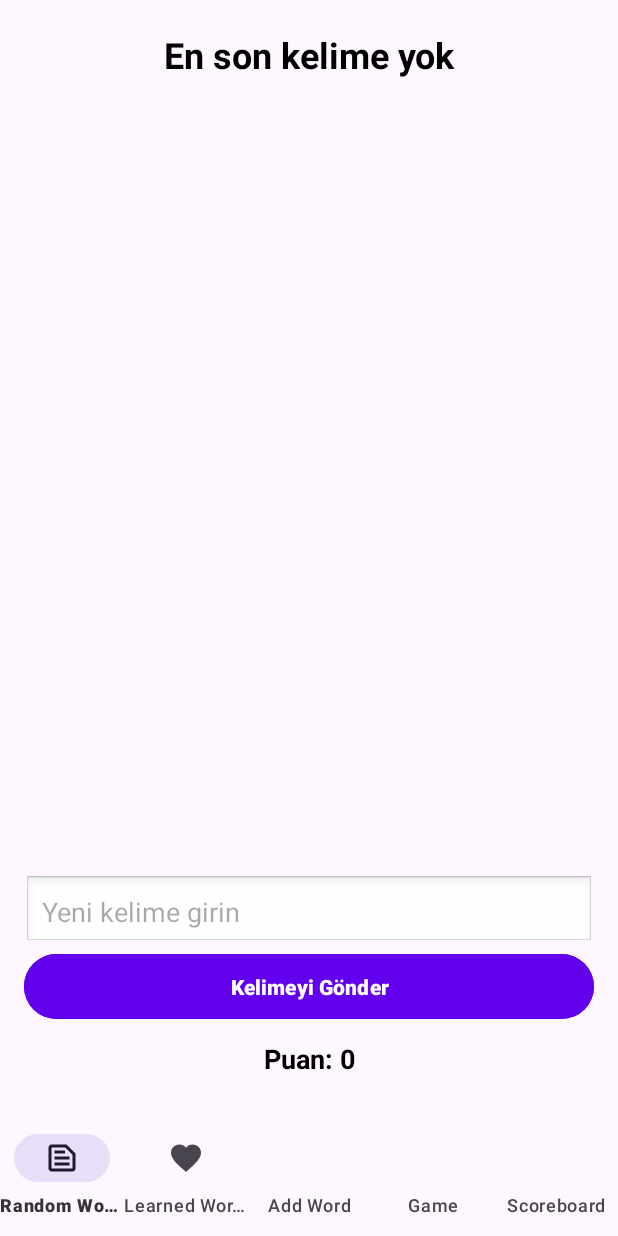
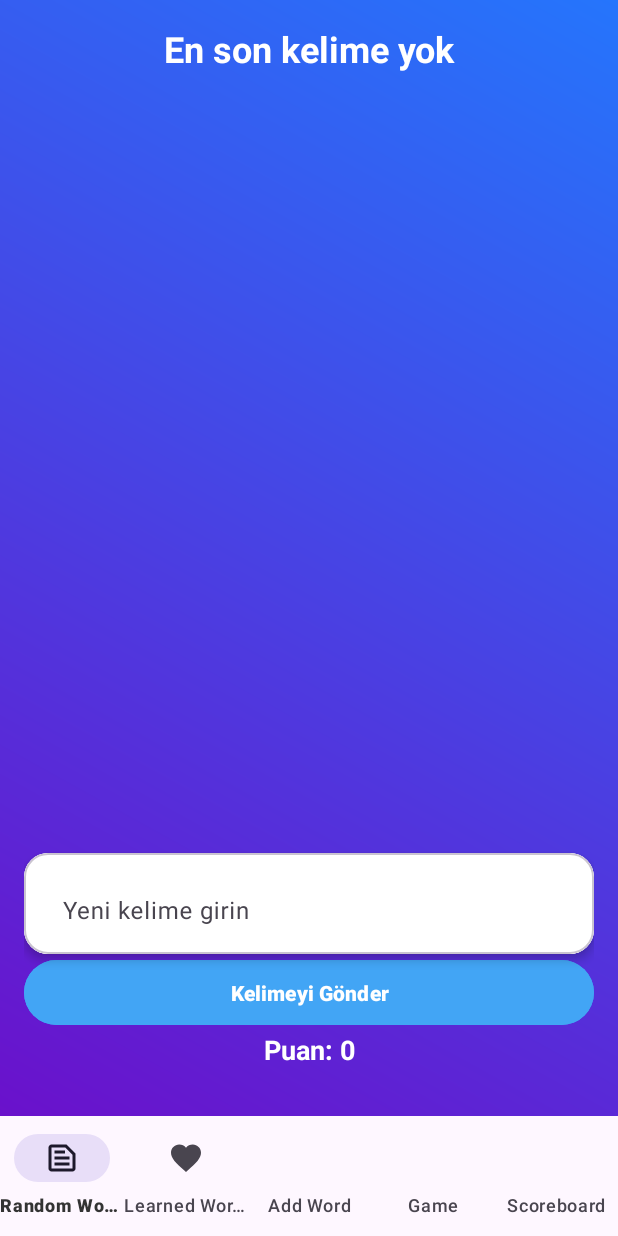
Before and after one commit to erendogan6/Translateify, an Android app: the CommunityGameFragment screen opened through its navigation route, on a phone screen of 412 x 824 dp. Run offline under Robolectric (Android 15) with nearby library versions, the phone set to English and light mode, and no system bars; our stand-ins replace Dagger/Hilt's generated code, Firebase (no records; nobody signed in at launch, a user with empty details on screens opened directly), Room's generated code, navigation-ui; 1 statement that could not run was skipped.

Commit message:
feat(ui): improve multiplayer game screen

```diff
--- a/app/src/main/java/com/erendogan6/translateify/presentation/ui/CommunityGameFragment.kt
+++ b/app/src/main/java/com/erendogan6/translateify/presentation/ui/CommunityGameFragment.kt
@@ -48,7 +48,7 @@ class CommunityGameFragment : Fragment() {
                     .trim()
             if (userWord.isNotBlank()) {
                 viewModel.onUserInput(userWord)
-                binding.etUserWord.text.clear()
+                binding.etUserWord.text?.clear()
             } else {
                 Toast.makeText(requireContext(), "Kelime boş olamaz!", Toast.LENGTH_SHORT).show()
             }
@@ -81,14 +81,6 @@ class CommunityGameFragment : Fragment() {
                 binding.tvCurrentWord.text = word ?: "En son kelime yok"
             }
         }
-
-        viewLifecycleOwner.lifecycleScope.launch {
-            viewModel.gameOver.collect { isOver ->
-                if (isOver) {
-                    Toast.makeText(requireContext(), "Oyun bitti!", Toast.LENGTH_SHORT).show()
-                }
-            }
-        }
     }
 
     override fun onDestroyView() {
--- a/app/src/main/res/layout/fragment_community_game.xml
+++ b/app/src/main/res/layout/fragment_community_game.xml
@@ -6,78 +6,103 @@
     android:layout_width="match_parent"
     android:layout_height="match_parent"
     android:padding="16dp"
+    android:background="@drawable/gradient_background"
     tools:context=".presentation.ui.CommunityGameFragment">
 
+    <!-- Current Word TextView -->
+    <TextView
+        android:id="@+id/tvCurrentWord"
+        android:layout_width="0dp"
+        android:layout_height="wrap_content"
+        android:text="En son kelime"
+        android:textColor="@color/colorOnPrimary"
+        android:textSize="24sp"
+        android:textStyle="bold"
+        android:gravity="center"
+        app:layout_constraintTop_toTopOf="parent"
+        app:layout_constraintStart_toStartOf="parent"
+        app:layout_constraintEnd_toEndOf="parent"
+        android:layout_marginTop="0dp" />
+
+    <!-- RecyclerView for Word List -->
     <androidx.recyclerview.widget.RecyclerView
         android:id="@+id/recyclerView"
         android:layout_width="0dp"
         android:layout_height="0dp"
-        android:padding="10dp"
-        app:layout_constraintBottom_toTopOf="@+id/etUserWord"
+        android:padding="8dp"
+        android:layout_marginTop="10dp"
+        app:layout_constraintTop_toBottomOf="@id/tvCurrentWord"
+        app:layout_constraintStart_toStartOf="parent"
         app:layout_constraintEnd_toEndOf="parent"
-        app:layout_constraintStart_toStartOf="parent"
-        app:layout_constraintTop_toBottomOf="@+id/tvCurrentWord" />
+        app:layout_constraintBottom_toTopOf="@+id/cardInputContainer"
+        android:clipToPadding="false"/>
 
-    <TextView
-        android:id="@+id/tvCurrentWord"
+    <!-- CardView Container for User Word Input -->
+    <com.google.android.material.card.MaterialCardView
+        android:id="@+id/cardInputContainer"
         android:layout_width="0dp"
         android:layout_height="wrap_content"
-        android:background="?attr/selectableItemBackground"
-        android:gravity="center"
-        android:padding="4dp"
-        android:text="En son kelime"
-        android:textColor="@android:color/black"
-        android:textSize="24sp"
-        android:textStyle="bold"
-        app:layout_constraintEnd_toEndOf="parent"
-        app:layout_constraintHorizontal_bias="0.0"
-        app:layout_constraintStart_toStartOf="parent"
-        app:layout_constraintTop_toTopOf="parent" />
+        android:layout_marginTop="8dp"
+        app:cardCornerRadius="16dp"
+    app:cardElevation="4dp"
+    app:cardBackgroundColor="@color/colorSurface"
+    app:layout_constraintStart_toStartOf="parent"
+    app:layout_constraintEnd_toEndOf="parent"
+    app:layout_constraintBottom_toTopOf="@id/btnSubmit"
+    app:layout_constraintVertical_bias="1">
 
-    <EditText
-        android:id="@+id/etUserWord"
-        android:layout_width="0dp"
+    <!-- User Word Input -->
+    <com.google.android.material.textfield.TextInputLayout
+        android:layout_width="match_parent"
         android:layout_height="wrap_content"
-        android:layout_marginTop="472dp"
-        android:background="@android:drawable/edit_text"
-        android:hint="Yeni kelime girin"
-        android:inputType="text"
-        android:padding="12dp"
-        app:layout_constraintBottom_toTopOf="@+id/btnSubmit"
-        app:layout_constraintEnd_toEndOf="parent"
-        app:layout_constraintHorizontal_bias="0.0"
-        app:layout_constraintStart_toStartOf="parent" />
+        android:paddingTop="5dp"
+        android:paddingStart="10dp"
+        android:paddingEnd="10dp"
+        android:background="@color/colorSurface">
 
-    <Button
+        <!-- Text Input EditText -->
+        <com.google.android.material.textfield.TextInputEditText
+            android:id="@+id/etUserWord"
+            android:layout_width="match_parent"
+            android:layout_height="wrap_content"
+            android:hint="Yeni kelime girin"
+            android:background="@color/colorSurface"
+            android:inputType="text"
+            android:textColor="@color/colorOnBackground"
+            android:textSize="16sp" />
+    </com.google.android.material.textfield.TextInputLayout>
+</com.google.android.material.card.MaterialCardView>
+
+
+    <!-- Submit Button -->
+    <com.google.android.material.button.MaterialButton
         android:id="@+id/btnSubmit"
         android:layout_width="0dp"
         android:layout_height="wrap_content"
-        android:layout_marginBottom="4dp"
-        android:backgroundTint="@color/design_default_color_primary"
+        android:text="Kelimeyi Gönder"
+        android:textColor="@color/white"
+        android:backgroundTint="@color/colorPrimary"
+        android:textStyle="bold"
+        android:layout_marginTop="8dp"
         android:padding="12dp"
-        android:text="Kelimeyi Gönder"
-        android:textColor="@android:color/white"
-        android:textStyle="bold"
-        app:layout_constraintBottom_toTopOf="@id/tvScore"
+        app:cornerRadius="24dp"
+        app:layout_constraintStart_toStartOf="parent"
         app:layout_constraintEnd_toEndOf="parent"
-        app:layout_constraintHorizontal_bias="0.0"
-        app:layout_constraintStart_toStartOf="parent" />
+        app:layout_constraintBottom_toTopOf="@id/tvScore" />
 
+    <!-- Score TextView -->
     <TextView
         android:id="@+id/tvScore"
-        android:layout_width="0dp"
+        android:layout_width="wrap_content"
         android:layout_height="wrap_content"
-        android:layout_marginBottom="4dp"
-        android:background="?attr/selectableItemBackground"
-        android:gravity="center"
-        android:padding="6dp"
         android:text="Puan: 0"
-        android:textColor="@android:color/black"
+        android:textColor="@color/colorOnPrimary"
         android:textSize="18sp"
         android:textStyle="bold"
+        android:gravity="center"
         app:layout_constraintBottom_toBottomOf="parent"
+        app:layout_constraintStart_toStartOf="parent"
         app:layout_constraintEnd_toEndOf="parent"
-        app:layout_constraintHorizontal_bias="0.0"
-        app:layout_constraintStart_toStartOf="parent" />
+        android:layout_marginBottom="16dp" />
 
 </androidx.constraintlayout.widget.ConstraintLayout>
```
